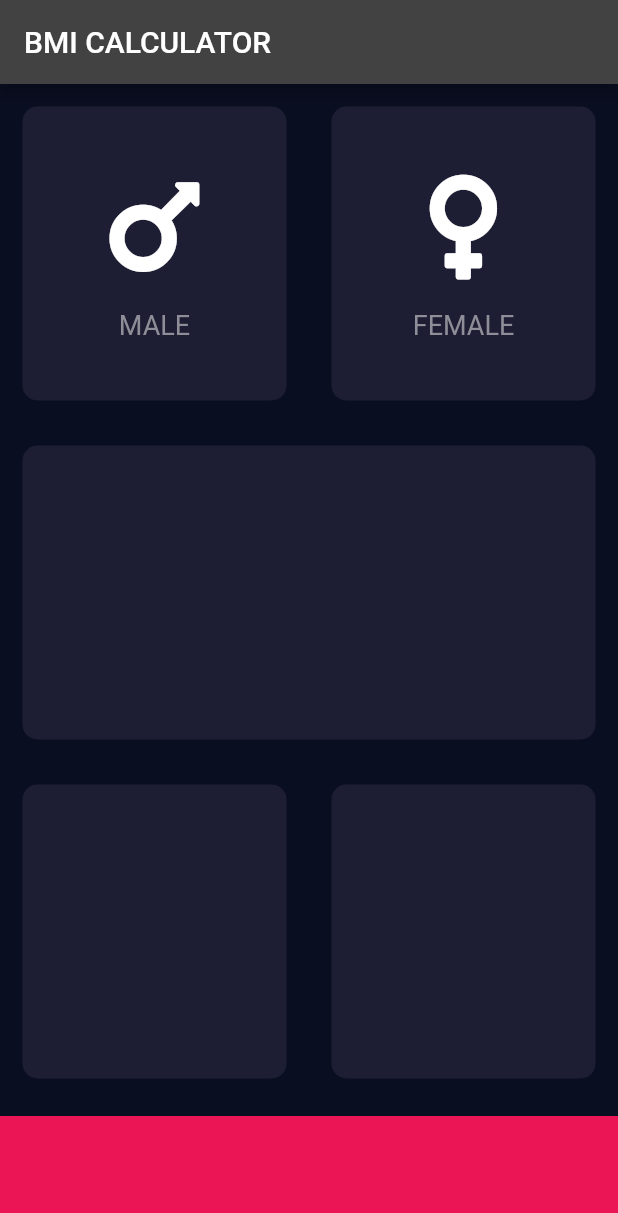
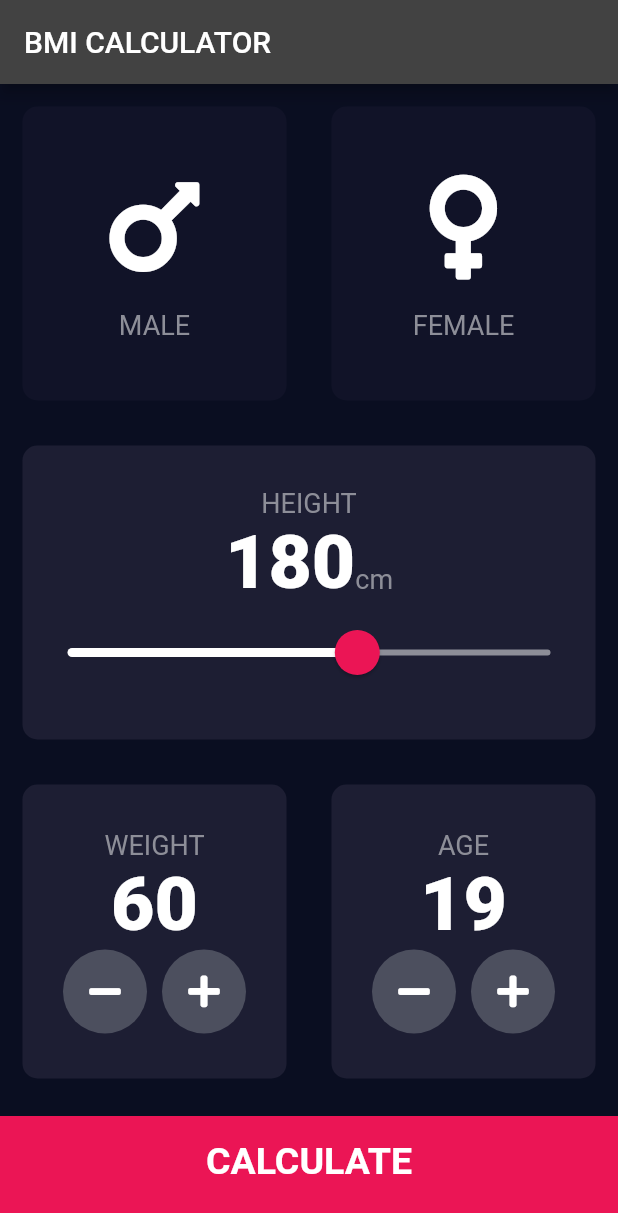
Before and after one commit to ayushkulshrestha2001/BMI_app, a Flutter app: the screen it shows after launch, on a phone screen of 412 x 824 dp. Shown: the top 1213 px of the screen. Run offline on Flutter 3.47's test engine with Material 2 defaults, Android fonts, the phone set to English and light mode, and no system bars; our stand-ins replace font_awesome_flutter.

Commit message:
completed project

```diff
--- /dev/null
+++ b/lib/calculator_brain.dart
@@ -0,0 +1,33 @@
+import 'dart:math';
+
+class CalculatorBrain {
+  final int height;
+  final int weight;
+  double _bmi;
+  CalculatorBrain({this.height, this.weight});
+
+  String calculateBMI() {
+    _bmi = weight / pow(height / 100, 2);
+    return _bmi.toStringAsFixed(1);
+  }
+
+  String getResult() {
+    if (_bmi >= 25) {
+      return 'Overweight';
+    } else if (_bmi > 18.5) {
+      return 'Normal';
+    } else {
+      return 'Underweight';
+    }
+  }
+
+  String getInterpretation() {
+    if (_bmi >= 25) {
+      return 'Try to exercise more.';
+    } else if (_bmi > 18.5) {
+      return 'Good Job. Keep going!';
+    } else {
+      return 'Try to gain weight.';
+    }
+  }
+}
--- /dev/null
+++ b/lib/components/bottom_button.dart
@@ -0,0 +1,29 @@
+import 'package:flutter/material.dart';
+import '../constants.dart';
+
+class BottomButtom extends StatelessWidget {
+  final Function onTap;
+  final String buttonTitle;
+
+  BottomButtom({@required this.onTap, @required this.buttonTitle});
+
+  @override
+  Widget build(BuildContext context) {
+    return GestureDetector(
+      onTap: onTap,
+      child: Container(
+        child: Center(
+          child: Text(
+            buttonTitle,
+            style: kLargeButtonTextStyle,
+          ),
+        ),
+        color: kBottomCardColour,
+        margin: EdgeInsets.only(top: 10.0),
+        padding: EdgeInsets.only(bottom: 20.0),
+        width: double.infinity,
+        height: kBottomContainerHeight,
+      ),
+    );
+  }
+}
--- a/lib/icon_content.dart
+++ b/lib/components/icon_content.dart
@@ -1,9 +1,5 @@
 import 'package:flutter/material.dart';
-
-const labelTextStyle = TextStyle(
-  fontSize: 18.0,
-  color: Color(0xFF8D8E98),
-);
+import '../constants.dart';
 
 class IconContent extends StatelessWidget {
   final IconData icon;
@@ -24,7 +20,7 @@ class IconContent extends StatelessWidget {
         ),
         Text(
           name,
-          style: labelTextStyle,
+          style: kLabelTextStyle,
         )
       ],
     );
--- /dev/null
+++ b/lib/components/reusable_card.dart
@@ -0,0 +1,22 @@
+import 'package:flutter/material.dart';
+
+class ReusableCard extends StatelessWidget {
+  final Color colour;
+  final Widget cardChild;
+  final Function onPress;
+  ReusableCard({@required this.colour, this.cardChild, this.onPress});
+  @override
+  Widget build(BuildContext context) {
+    return GestureDetector(
+      onTap: onPress,
+      child: Container(
+        child: cardChild,
+        margin: EdgeInsets.all(15.0),
+        decoration: BoxDecoration(
+          color: colour,
+          borderRadius: BorderRadius.circular(10.0),
+        ),
+      ),
+    );
+  }
+}
--- /dev/null
+++ b/lib/components/round_icon_button.dart
@@ -0,0 +1,21 @@
+import 'package:flutter/material.dart';
+
+class RoundIconButton extends StatelessWidget {
+  final IconData icon;
+  final Function onPressed;
+  RoundIconButton({@required this.icon, @required this.onPressed});
+  @override
+  Widget build(BuildContext context) {
+    return RawMaterialButton(
+      child: Icon(icon),
+      elevation: 0.0,
+      onPressed: onPressed,
+      shape: CircleBorder(),
+      fillColor: Color(0xFF4C4F5E),
+      constraints: BoxConstraints.tightFor(
+        width: 56.0,
+        height: 56.0,
+      ),
+    );
+  }
+}
--- /dev/null
+++ b/lib/constants.dart
@@ -0,0 +1,41 @@
+import 'package:flutter/material.dart';
+
+const kLabelTextStyle = TextStyle(
+  fontSize: 18.0,
+  color: Color(0xFF8D8E98),
+);
+
+const kBottomContainerHeight = 80.0;
+const kActiveCardColour = Color(0xFF1D1E33);
+const kInactiveCardColour = Color(0xFF111328);
+const kBottomCardColour = Color(0xFFEB1555);
+
+const kNumberTextStyle = TextStyle(
+  fontSize: 50.0,
+  fontWeight: FontWeight.w900,
+);
+
+const kLargeButtonTextStyle = TextStyle(
+  fontSize: 25.0,
+  fontWeight: FontWeight.bold,
+);
+
+const kTitleTextStyle = TextStyle(
+  fontSize: 50.0,
+  fontWeight: FontWeight.bold,
+);
+
+const kResultTextStyle = TextStyle(
+  color: Color(0xFF24D876),
+  fontSize: 22.0,
+  fontWeight: FontWeight.bold,
+);
+
+const kBMITextStyle = TextStyle(
+  fontSize: 100.0,
+  fontWeight: FontWeight.bold,
+);
+
+const kBodyTextStyle = TextStyle(
+  fontSize: 22.0,
+);
--- a/lib/input_page.dart
+++ /dev/null
@@ -1,67 +0,0 @@
-import 'package:flutter/material.dart';
-import 'package:font_awesome_flutter/font_awesome_flutter.dart';
-import 'icon_content.dart';
-import 'reusable_card.dart';
-
-const bottomContainerHeight = 80.0;
-const activeCardColour = Color(0xFF1D1E33);
-const bottomCardColour = Color(0xFFEB1555);
-
-class InputPage extends StatefulWidget {
-  @override
-  _InputPageState createState() => _InputPageState();
-}
-
-class _InputPageState extends State<InputPage> {
-  @override
-  Widget build(BuildContext context) {
-    return Scaffold(
-      appBar: AppBar(
-        title: Text('BMI CALCULATOR'),
-      ),
-      body: Column(
-        children: [
-          Expanded(
-            child: Row(
-              children: [
-                Expanded(
-                  child: ReusableCard(
-                    colour: activeCardColour,
-                    cardChild: IconContent(
-                      icon: FontAwesomeIcons.mars,
-                      name: 'MALE',
-                    ),
-                  ),
-                ),
-                Expanded(
-                  child: ReusableCard(
-                    colour: activeCardColour,
-                    cardChild: IconContent(
-                      icon: FontAwesomeIcons.venus,
-                      name: 'FEMALE',
-                    ),
-                  ),
-                ),
-              ],
-            ),
-          ),
-          Expanded(child: ReusableCard(colour: activeCardColour)),
-          Expanded(
-            child: Row(
-              children: [
-                Expanded(child: ReusableCard(colour: activeCardColour)),
-                Expanded(child: ReusableCard(colour: activeCardColour)),
-              ],
-            ),
-          ),
-          Container(
-            color: bottomCardColour,
-            margin: EdgeInsets.only(top: 10.0),
-            width: double.infinity,
-            height: bottomContainerHeight,
-          ),
-        ],
-      ),
-    );
-  }
-}
--- a/lib/main.dart
+++ b/lib/main.dart
@@ -1,5 +1,5 @@
 import 'package:flutter/material.dart';
-import 'input_page.dart';
+import 'package:bmi_calculator/screens/input_page.dart';
 
 void main() => runApp(BMICalculator());
 
--- a/lib/reusable_card.dart
+++ /dev/null
@@ -1,18 +0,0 @@
-import 'package:flutter/material.dart';
-
-class ReusableCard extends StatelessWidget {
-  final Color colour;
-  final Widget cardChild;
-  ReusableCard({@required this.colour, this.cardChild});
-  @override
-  Widget build(BuildContext context) {
-    return Container(
-      child: cardChild,
-      margin: EdgeInsets.all(15.0),
-      decoration: BoxDecoration(
-        color: colour,
-        borderRadius: BorderRadius.circular(10.0),
-      ),
-    );
-  }
-}
--- /dev/null
+++ b/lib/screens/input_page.dart
@@ -0,0 +1,239 @@
+import 'package:bmi_calculator/screens/results_page.dart';
+import 'package:flutter/material.dart';
+import 'package:font_awesome_flutter/font_awesome_flutter.dart';
+import 'package:bmi_calculator/components/icon_content.dart';
+import 'package:bmi_calculator/components/reusable_card.dart';
+import '../constants.dart';
+import 'package:bmi_calculator/screens/results_page.dart';
+import 'package:bmi_calculator/components/bottom_button.dart';
+import 'package:bmi_calculator/components/round_icon_button.dart';
+import 'package:bmi_calculator/calculator_brain.dart';
+
+enum Gender {
+  male,
+  female,
+}
+
+class InputPage extends StatefulWidget {
+  @override
+  _InputPageState createState() => _InputPageState();
+}
+
+class _InputPageState extends State<InputPage> {
+  Gender selectedGender;
+  int height = 180;
+  int weight = 60;
+  int age = 19;
+
+  @override
+  Widget build(BuildContext context) {
+    return Scaffold(
+      appBar: AppBar(
+        title: Text('BMI CALCULATOR'),
+      ),
+      body: Column(
+        crossAxisAlignment: CrossAxisAlignment.stretch,
+        children: [
+          Expanded(
+            child: Row(
+              children: [
+                Expanded(
+                  child: ReusableCard(
+                    onPress: () {
+                      setState(() {
+                        selectedGender = Gender.male;
+                      });
+                    },
+                    colour: selectedGender == Gender.male
+                        ? kActiveCardColour
+                        : kInactiveCardColour,
+                    cardChild: IconContent(
+                      icon: FontAwesomeIcons.mars,
+                      name: 'MALE',
+                    ),
+                  ),
+                ),
+                Expanded(
+                  child: ReusableCard(
+                    onPress: () {
+                      setState(() {
+                        selectedGender = Gender.female;
+                      });
+                    },
+                    colour: selectedGender == Gender.female
+                        ? kActiveCardColour
+                        : kInactiveCardColour,
+                    cardChild: IconContent(
+                      icon: FontAwesomeIcons.venus,
+                      name: 'FEMALE',
+                    ),
+                  ),
+                ),
+              ],
+            ),
+          ),
+          Expanded(
+            child: ReusableCard(
+              colour: kActiveCardColour,
+              cardChild: Column(
+                mainAxisAlignment: MainAxisAlignment.center,
+                children: [
+                  Text(
+                    'HEIGHT',
+                    style: kLabelTextStyle,
+                  ),
+                  Row(
+                    mainAxisAlignment: MainAxisAlignment.center,
+                    crossAxisAlignment: CrossAxisAlignment.baseline,
+                    textBaseline: TextBaseline.alphabetic,
+                    children: [
+                      Text(
+                        height.toString(),
+                        style: kNumberTextStyle,
+                      ),
+                      Text(
+                        'cm',
+                        style: kLabelTextStyle,
+                      ),
+                    ],
+                  ),
+                  SliderTheme(
+                    data: SliderTheme.of(context).copyWith(
+                      thumbColor: Color(0xFFEB1555),
+                      activeTrackColor: Colors.white,
+                      overlayColor: Color(0x29EB1555),
+                      thumbShape:
+                          RoundSliderThumbShape(enabledThumbRadius: 15.0),
+                      overlayShape:
+                          RoundSliderOverlayShape(overlayRadius: 30.0),
+                    ),
+                    child: Slider(
+                      value: height.toDouble(),
+                      min: 120.0,
+                      max: 220.0,
+                      inactiveColor: Color(0xFF8D8E98),
+                      onChanged: (double newValue) {
+                        setState(() {
+                          height = newValue.round();
+                        });
+                      },
+                    ),
+                  ),
+                ],
+              ),
+            ),
+          ),
+          Expanded(
+            child: Row(
+              children: [
+                Expanded(
+                  child: ReusableCard(
+                    colour: kActiveCardColour,
+                    cardChild: Column(
+                      mainAxisAlignment: MainAxisAlignment.center,
+                      children: [
+                        Text(
+                          'WEIGHT',
+                          style: kLabelTextStyle,
+                        ),
+                        Text(
+                          weight.toString(),
+                          style: kNumberTextStyle,
+                        ),
+                        Row(
+                          mainAxisAlignment: MainAxisAlignment.center,
+                          children: [
+                            RoundIconButton(
+                              icon: FontAwesomeIcons.minus,
+                              onPressed: () {
+                                setState(() {
+                                  weight--;
+                                });
+                              },
+                            ),
+                            SizedBox(
+                              width: 10.0,
+                            ),
+                            RoundIconButton(
+                              icon: FontAwesomeIcons.plus,
+                              onPressed: () {
+                                setState(() {
+                                  weight++;
+                                });
+                              },
+                            ),
+                          ],
+                        ),
+                      ],
+                    ),
+                  ),
+                ),
+                Expanded(
+                  child: ReusableCard(
+                    colour: kActiveCardColour,
+                    cardChild: Column(
+                      mainAxisAlignment: MainAxisAlignment.center,
+                      children: [
+                        Text(
+                          'AGE',
+                          style: kLabelTextStyle,
+                        ),
+                        Text(
+                          age.toString(),
+                          style: kNumberTextStyle,
+                        ),
+                        Row(
+                          mainAxisAlignment: MainAxisAlignment.center,
+                          children: [
+                            RoundIconButton(
+                              icon: FontAwesomeIcons.minus,
+                              onPressed: () {
+                                setState(() {
+                                  age--;
+                                });
+                              },
+                            ),
+                            SizedBox(
+                              width: 10.0,
+                            ),
+                            RoundIconButton(
+                              icon: FontAwesomeIcons.plus,
+                              onPressed: () {
+                                setState(() {
+                                  age++;
+                                });
+                              },
+                            ),
+                          ],
+                        ),
+                      ],
+                    ),
+                  ),
+                ),
+              ],
+            ),
+          ),
+          BottomButtom(
+            buttonTitle: 'CALCULATE',
+            onTap: () {
+              CalculatorBrain calc =
+                  CalculatorBrain(height: height, weight: weight);
+              Navigator.push(
+                context,
+                MaterialPageRoute(
+                  builder: (context) {
+                    return ResultsPage(
+                      bmiResult: calc.calculateBMI(),
+                      resultText: calc.getResult(),
+                      interpretation: calc.getInterpretation(),
+                    );
+                  },
+                ),
+              );
+            },
+          ),
+        ],
+      ),
+    );
+  }
+}
```
Also changed, not shown: lib/screens/results_page.dart (added, +71 -0 lines).
